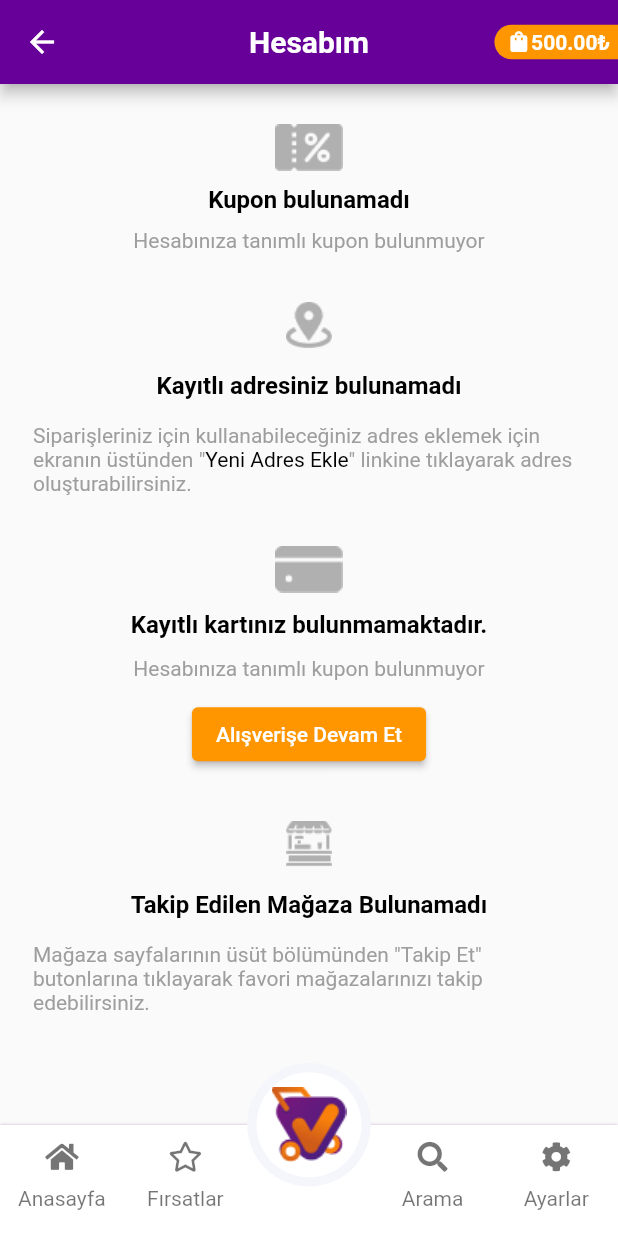
After one commit to tolgabaskesen/vergelsinFirsat, a Flutter app: the HesabimScreen screen opened by its route, on a phone screen of 412 x 824 dp. The commit adds this screen. Run offline on Flutter 3.47's test engine with Material 2 defaults, Android fonts, the phone set to English and light mode, and no system bars; drawn by our look-alikes of auto_size_text; our stand-ins replace font_awesome_flutter, pinput.

Commit message:
hesabım sayfası yapıldı

```diff
--- /dev/null
+++ b/assets/jsonlar/adres.json
@@ -0,0 +1,22 @@
+[
+    {
+        "title":"EV ADRESİ",
+        "adres":"Eryakut Mahallesi Başaran Sokak No:45/17 Esenyurt/İstanbul"
+    },
+    {
+        "title":"İŞ ADRESİ",
+        "adres":"Eryakut Mahallesi Başaran Sokak No:45/17 Esenyurt/İstanbul"
+    },
+    {
+        "title":"EV ADRESİ",
+        "adres":"Eryakut Mahallesi Başaran Sokak No:45/17 Esenyurt/İstanbul"
+    },
+    {
+        "title":"İŞ ADRESİ",
+        "adres":"Eryakut Mahallesi Başaran Sokak No:45/17 Esenyurt/İstanbul"
+    },
+    {
+        "title":"EV ADRESİ",
+        "adres":"Eryakut Mahallesi Başaran Sokak No:45/17 Esenyurt/İstanbul"
+    }
+]
--- a/lib/main.dart
+++ b/lib/main.dart
@@ -3,6 +3,7 @@ import 'package:provider/provider.dart';
 import 'package:vergelsinfirsat/provider/renkNotifier.dart';
 import 'package:vergelsinfirsat/screens/deneme_screen.dart';
 import 'package:vergelsinfirsat/screens/first_screen.dart';
+import 'package:vergelsinfirsat/screens/hesabim_screen.dart';
 import 'package:vergelsinfirsat/utils/color.dart';
 
 void main() {
@@ -34,6 +35,7 @@ class MyApp extends StatelessWidget {
         //EKLENECEK HER YENİ SAYFA BURAYA ROUTE EDİLECEK!!!
         "/deneme_screen": (context) => DenemeScreen(),
         "/first_screen": (context) => FirstScreen(),
+        "/hesabim_screen": (context) => HesabimScreen(),
       },
     );
   }
@@ -79,6 +81,12 @@ class _MyHomePageState extends State<MyHomePage> {
                 "Giris Ekranı",
                 () => Navigator.pushNamed(context, "/first_screen"),
               ),
+              sayfaGecis(
+                //Oluşturulan her sayfa için geçişler buraya button olarak aynı şekilde tanımlanacak.
+                context,
+                "Hesabım Ekranı",
+                () => Navigator.pushNamed(context, "/hesabim_screen"),
+              ),
             ],
           ),
         ),
--- /dev/null
+++ b/lib/screens/hesabim_screen.dart
@@ -0,0 +1,202 @@
+import 'package:flutter/material.dart';
+import 'package:vergelsinfirsat/screens/deneme_screen.dart';
+import 'package:vergelsinfirsat/utils/color.dart';
+
+class HesabimScreen extends StatefulWidget {
+  const HesabimScreen({Key? key}) : super(key: key);
+
+  @override
+  _HesabimScreenState createState() => _HesabimScreenState();
+}
+
+class _HesabimScreenState extends State<HesabimScreen> {
+  @override
+  Widget build(BuildContext context) {
+    Size size = MediaQuery.of(context).size;
+    return Scaffold(
+      appBar: genelAppBar(context, "Hesabım"),
+      body: Padding(
+        padding: const EdgeInsets.all(12.0),
+        child: Center(
+          child: SingleChildScrollView(
+           // physics: NeverScrollableScrollPhysics(),
+            child: Column(
+              children: [
+                kupon(context),
+                adres(context),
+                kart(context),
+                magaza(context),
+                begen(context),
+                SizedBox(
+                  height: size.height * 0.1,
+                )
+              ],
+            ),
+          ),
+        ),
+      ),
+      bottomSheet: navSheet(context),
+    );
+  }
+
+  Widget kupon(BuildContext context) {
+    Size size = MediaQuery.of(context).size;
+    return Container(
+      height: size.height * 0.14,
+      child: Padding(
+        padding: const EdgeInsets.all(10.0),
+        child: Column(
+          mainAxisAlignment: MainAxisAlignment.spaceAround,
+          children: [
+            Image.asset("assets/hesabim/coupon.png"),
+            Text(
+              "Kupon bulunamadı",
+              style: TextStyle(
+                  color: Colors.black,
+                  fontSize: 16,
+                  fontWeight: FontWeight.bold),
+            ),
+            Text(
+              "Hesabınıza tanımlı kupon bulunmuyor",
+              style: TextStyle(color: Colors.grey),
+            ),
+          ],
+        ),
+      ),
+    );
+  }
+
+  Widget adres(BuildContext context) {
+    Size size = MediaQuery.of(context).size;
+    return Container(
+      height: size.height * 0.2,
+      child: Padding(
+        padding: const EdgeInsets.all(10.0),
+        child: Column(
+          mainAxisAlignment: MainAxisAlignment.spaceAround,
+          children: [
+            Image.asset("assets/hesabim/locator.png"),
+            Text(
+              "Kayıtlı adresiniz bulunamadı",
+              style: TextStyle(
+                  color: Colors.black,
+                  fontSize: 16,
+                  fontWeight: FontWeight.bold),
+            ),
+            RichText(
+              text: TextSpan(
+                  text:
+                      "Siparişleriniz için kullanabileceğiniz adres eklemek için ekranın üstünden \"",
+                  style: TextStyle(color: Colors.grey),
+                  children: [
+                    TextSpan(
+                      text: "Yeni Adres Ekle",
+                      style: TextStyle(color: Colors.black),
+                    ),
+                    TextSpan(
+                      text: "\" linkine tıklayarak adres oluşturabilirsiniz.",
+                      style: TextStyle(color: Colors.grey),
+                    ),
+                  ]),
+            ),
+          ],
+        ),
+      ),
+    );
+  }
+
+  Widget kart(BuildContext context) {
+    Size size = MediaQuery.of(context).size;
+    return Container(
+      height: size.height * 0.22,
+      child: Padding(
+        padding: const EdgeInsets.all(10.0),
+        child: Column(
+          mainAxisAlignment: MainAxisAlignment.spaceAround,
+          children: [
+            Image.asset("assets/hesabim/credit-card.png"),
+            Text(
+              "Kayıtlı kartınız bulunmamaktadır.",
+              style: TextStyle(
+                  color: Colors.black,
+                  fontSize: 16,
+                  fontWeight: FontWeight.bold),
+            ),
+            Text(
+              "Hesabınıza tanımlı kupon bulunmuyor",
+              style: TextStyle(color: Colors.grey),
+            ),
+            ElevatedButton(
+                style: ElevatedButton.styleFrom(
+                  primary: ikincilRenk, // background
+                  onPrimary: Colors.white, // foreground
+                ),
+                onPressed: () {},
+                child: Text("Alışverişe Devam Et"))
+          ],
+        ),
+      ),
+    );
+  }
+
+  Widget magaza(BuildContext context) {
+    Size size = MediaQuery.of(context).size;
+    return Container(
+      height: size.height * 0.2,
+      child: Padding(
+        padding: const EdgeInsets.all(10.0),
+        child: Column(
+          mainAxisAlignment: MainAxisAlignment.spaceAround,
+          children: [
+            Image.asset("assets/hesabim/store.png"),
+            Text(
+              "Takip Edilen Mağaza Bulunamadı",
+              style: TextStyle(
+                  color: Colors.black,
+                  fontSize: 16,
+                  fontWeight: FontWeight.bold),
+            ),
+            Text(
+              "Mağaza sayfalarının üsüt bölümünden \"Takip Et\" butonlarına tıklayarak favori mağazalarınızı takip edebilirsiniz.",
+              style: TextStyle(color: Colors.grey),
+            ),
+          ],
+        ),
+      ),
+    );
+  }
+
+  Widget begen(BuildContext context) {
+    Size size = MediaQuery.of(context).size;
+    return Container(
+      height: size.height * 0.26,
+      child: Padding(
+        padding: const EdgeInsets.all(10.0),
+        child: Column(
+          mainAxisAlignment: MainAxisAlignment.spaceAround,
+          children: [
+            Image.asset("assets/hesabim/heart.png"),
+            Text(
+              "Beğenilenler",
+              style: TextStyle(
+                  color: Colors.black,
+                  fontSize: 16,
+                  fontWeight: FontWeight.bold),
+            ),
+            Text(
+              "Lorem Ipsum is simply dummy text of the printing and tince the 1500s",
+              style: TextStyle(color: Colors.grey),
+            ),
+            ElevatedButton(
+                style: ElevatedButton.styleFrom(
+                  primary: ikincilRenk, // background
+                  onPrimary: Colors.white, // foreground
+                ),
+                onPressed: () {},
+                child: Text("Alışverişe Devam Et"))
+          ],
+        ),
+      ),
+    );
+  }
+}
--- a/pubspec.yaml
+++ b/pubspec.yaml
@@ -66,6 +66,7 @@ flutter:
     - assets/promotion/
     - assets/social/
     - assets/hesabim/
+    - assets/jsonlar/
 
   # An image asset can refer to one or more resolution-specific "variants", see
   # https://flutter.dev/assets-and-images/#resolution-aware.
```
